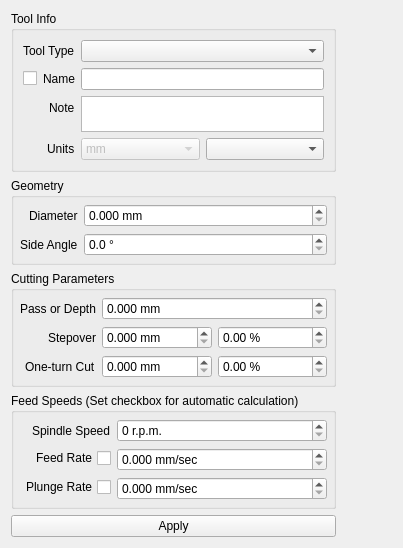
Above: G2G/tooldatabase/tooleditform.ui from aLDime/GERBER_X2 before the change. Below: the same form after it.
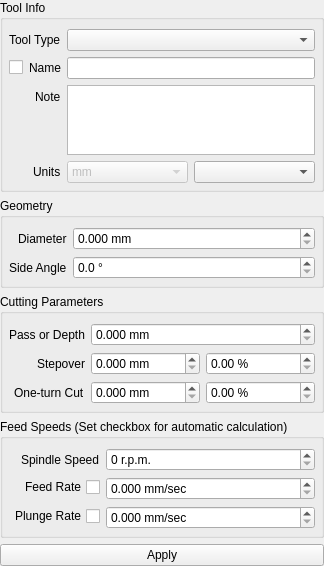
That is the form after the change. Custom widgets are drawn as their Qt base class.

The edit to the form file:
```diff
--- a/G2G/tooldatabase/tooleditform.ui
+++ b/G2G/tooldatabase/tooleditform.ui
@@ -6,8 +6,8 @@
    <rect>
     <x>0</x>
     <y>0</y>
-    <width>403</width>
-    <height>548</height>
+    <width>324</width>
+    <height>512</height>
    </rect>
   </property>
   <property name="sizePolicy">
@@ -16,17 +16,26 @@
     <verstretch>0</verstretch>
    </sizepolicy>
   </property>
-  <property name="minimumSize">
-   <size>
-    <width>403</width>
-    <height>548</height>
-   </size>
-  </property>
   <property name="windowTitle">
    <string>Tool</string>
   </property>
-  <layout class="QGridLayout" name="gridLayout">
-   <item row="0" column="0">
+  <layout class="QVBoxLayout" name="verticalLayout">
+   <property name="spacing">
+    <number>6</number>
+   </property>
+   <property name="leftMargin">
+    <number>0</number>
+   </property>
+   <property name="topMargin">
+    <number>0</number>
+   </property>
+   <property name="rightMargin">
+    <number>0</number>
+   </property>
+   <property name="bottomMargin">
+    <number>0</number>
+   </property>
+   <item>
     <widget class="QGroupBox" name="groupBox">
      <property name="title">
       <string>Tool Info</string>
@@ -35,6 +44,15 @@
       <property name="labelAlignment">
        <set>Qt::AlignRight|Qt::AlignTrailing|Qt::AlignVCenter</set>
       </property>
+      <property name="leftMargin">
+       <number>6</number>
+      </property>
+      <property name="rightMargin">
+       <number>6</number>
+      </property>
+      <property name="bottomMargin">
+       <number>6</number>
+      </property>
       <item row="0" column="0">
        <widget class="QLabel" name="lblToolType">
         <property name="text">
@@ -160,7 +178,7 @@
      </layout>
     </widget>
    </item>
-   <item row="1" column="0">
+   <item>
     <widget class="QGroupBox" name="groupBox_2">
      <property name="title">
       <string>Geometry</string>
@@ -173,7 +191,7 @@
        <number>6</number>
       </property>
       <property name="topMargin">
-       <number>6</number>
+       <number>9</number>
       </property>
       <property name="rightMargin">
        <number>6</number>
@@ -227,7 +245,7 @@
      </layout>
     </widget>
    </item>
-   <item row="2" column="0">
+   <item>
     <widget class="QGroupBox" name="groupBox_3">
      <property name="title">
       <string>Cutting Parameters</string>
@@ -240,7 +258,7 @@
        <number>6</number>
       </property>
       <property name="topMargin">
-       <number>6</number>
+       <number>9</number>
       </property>
       <property name="rightMargin">
        <number>6</number>
@@ -384,7 +402,7 @@
      </layout>
     </widget>
    </item>
-   <item row="3" column="0">
+   <item>
     <widget class="QGroupBox" name="groupBox_4">
      <property name="title">
       <string>Feed Speeds (Set checkbox for automatic calculation)</string>
@@ -400,7 +418,7 @@
        <number>6</number>
       </property>
       <property name="topMargin">
-       <number>6</number>
+       <number>9</number>
       </property>
       <property name="rightMargin">
        <number>6</number>
@@ -492,29 +510,13 @@
      </layout>
     </widget>
    </item>
-   <item row="4" column="0">
+   <item>
     <widget class="QPushButton" name="pbApply">
      <property name="text">
       <string>Apply</string>
      </property>
     </widget>
    </item>
-   <item row="0" column="1" rowspan="4">
-    <widget class="QLabel" name="lblPixmap">
-     <property name="minimumSize">
-      <size>
-       <width>50</width>
-       <height>0</height>
-      </size>
-     </property>
-     <property name="text">
-      <string/>
-     </property>
-     <property name="alignment">
-      <set>Qt::AlignCenter</set>
-     </property>
-    </widget>
-   </item>
   </layout>
  </widget>
  <customwidgets>
```
